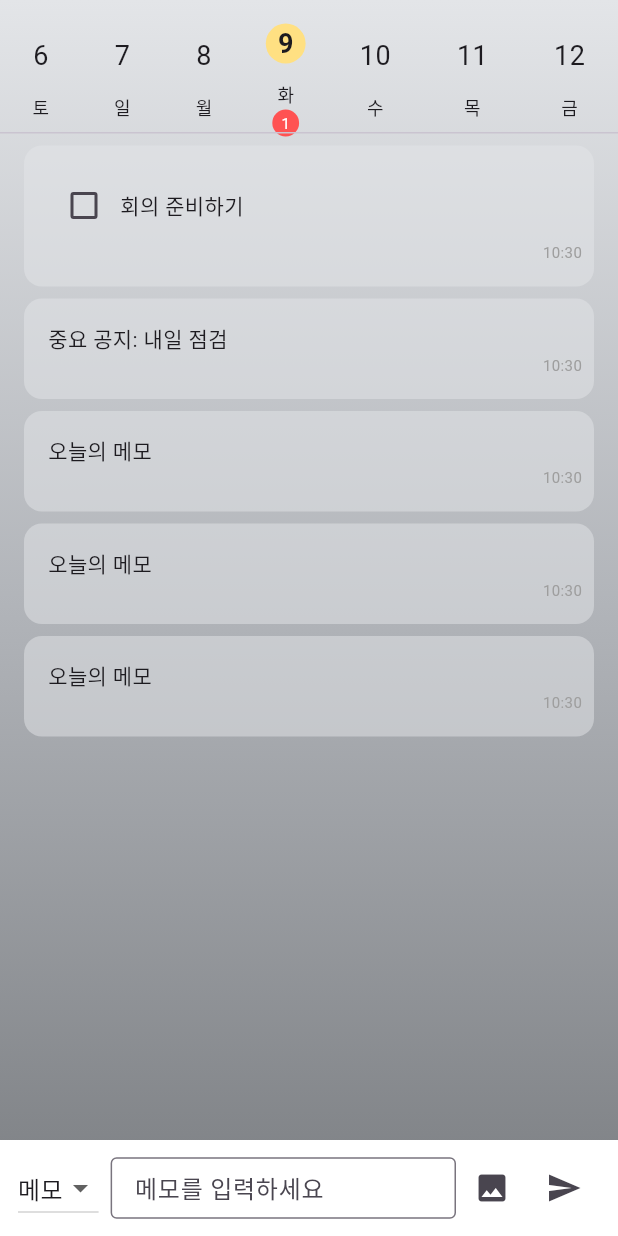
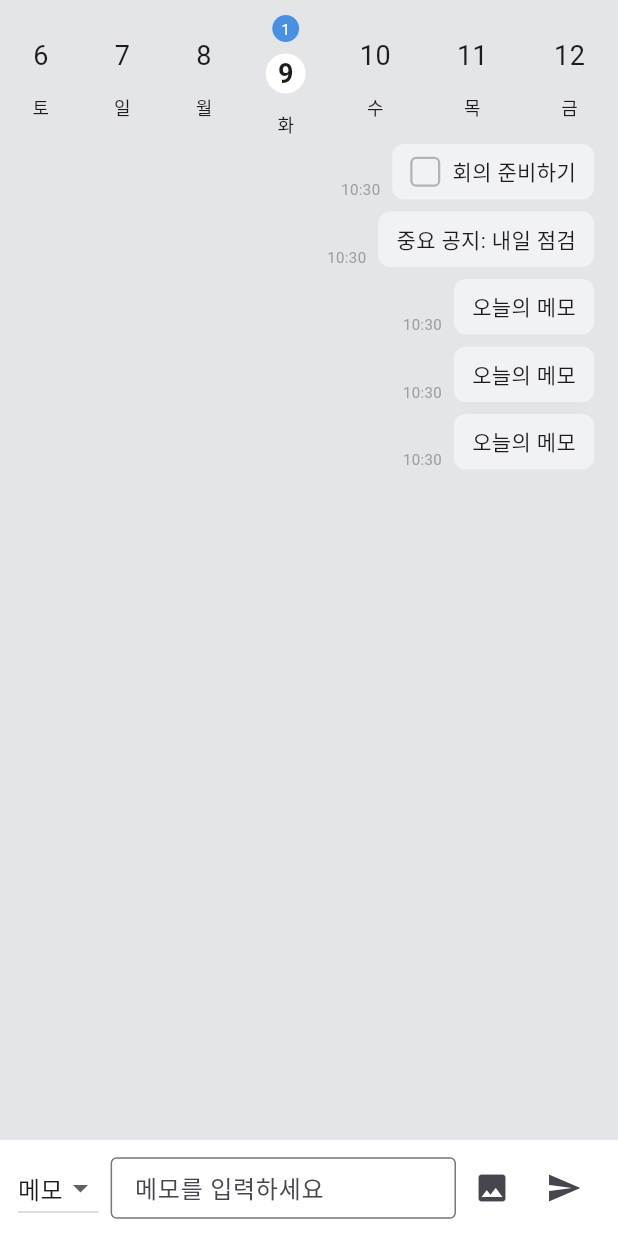
Before and after one commit to seonhannn/daylog_FE, a Flutter app: the screen it shows after launch, on a phone screen of 412 x 824 dp. Run offline on Flutter 3.47's test engine with Material 3 defaults, Android fonts, the phone set to English and light mode, and no system bars; our stand-ins replace flutter_riverpod, freezed_annotation; Roboto replaces fonts that are missing (Pretendard).

Commit message:
feat: custom check box

```diff
--- a/lib/screens/home_screen.dart
+++ b/lib/screens/home_screen.dart
@@ -12,23 +12,13 @@ class HomeScreen extends StatelessWidget {
       extendBodyBehindAppBar: true,
       body: Stack(
         children: [
-          // 회색 그라데이션 배경
-          Container(
-            decoration: const BoxDecoration(
-              gradient: LinearGradient(
-                begin: Alignment.topCenter,
-                end: Alignment.bottomCenter,
-                colors: [Color(0xFFE3E5E8), Color(0xFFB0B3B8), Color(0xFF7A7D81)],
-              ),
-            ),
-          ),
+          Container(decoration: const BoxDecoration(color: Color(0xFFE3E5E8))),
           // 메인 컨텐츠
           SafeArea(
             child: Column(
               children: const [
                 SizedBox(height: 8),
                 DateSelector(),
-                Divider(height: 1),
                 Expanded(child: MemoList()),
                 MemoInput(),
               ],
--- /dev/null
+++ b/lib/widgets/custom_checkbox.dart
@@ -0,0 +1,36 @@
+import 'package:flutter/material.dart';
+
+class CustomCheckbox extends StatelessWidget {
+  final bool value;
+  final void Function(bool?)? onChanged;
+  final double size;
+  final Color activeColor;
+  final Color borderColor;
+
+  const CustomCheckbox({
+    super.key,
+    required this.value,
+    required this.onChanged,
+    this.size = 20,
+    this.activeColor = const Color(0xFF4A90E2),
+    this.borderColor = const Color(0xFFB0B3B8),
+  });
+
+  @override
+  Widget build(BuildContext context) {
+    return GestureDetector(
+      onTap: () => onChanged!(!value),
+      child: AnimatedContainer(
+        duration: const Duration(milliseconds: 100),
+        width: size,
+        height: size,
+        decoration: BoxDecoration(
+          color: value ? activeColor : Colors.transparent,
+          borderRadius: BorderRadius.circular(4),
+          border: Border.all(color: value ? activeColor : borderColor, width: 1.5),
+        ),
+        child: value ? Icon(Icons.check, size: size * 0.7, color: Colors.white) : null,
+      ),
+    );
+  }
+}
--- a/lib/widgets/date_selector.dart
+++ b/lib/widgets/date_selector.dart
@@ -44,10 +44,23 @@ class DateSelector extends ConsumerWidget {
                 child: Column(
                   mainAxisAlignment: MainAxisAlignment.center,
                   children: [
+                    if (todos.isNotEmpty)
+                      Container(
+                        margin: const EdgeInsets.only(top: 2),
+                        padding: const EdgeInsets.symmetric(horizontal: 6, vertical: 2),
+                        decoration: BoxDecoration(
+                          color: Color(0xFF4A90E2),
+                          borderRadius: BorderRadius.circular(10),
+                        ),
+                        child: Text(
+                          '${todos.length}',
+                          style: const TextStyle(color: Colors.white, fontSize: 10),
+                        ),
+                      ),
                     Container(
                       padding: const EdgeInsets.all(8),
                       decoration: BoxDecoration(
-                        color: isSelected ? Colors.amber[200] : Colors.transparent,
+                        color: isSelected ? Colors.white : Colors.transparent,
                         shape: BoxShape.circle,
                       ),
                       child: Text(
@@ -60,19 +73,6 @@ class DateSelector extends ConsumerWidget {
                     ),
                     const SizedBox(height: 4),
                     Text(_weekdayKor(date.weekday), style: const TextStyle(fontSize: 12)),
-                    if (todos.isNotEmpty)
-                      Container(
-                        margin: const EdgeInsets.only(top: 2),
-                        padding: const EdgeInsets.symmetric(horizontal: 6, vertical: 2),
-                        decoration: BoxDecoration(
-                          color: Colors.redAccent,
-                          borderRadius: BorderRadius.circular(10),
-                        ),
-                        child: Text(
-                          '${todos.length}',
-                          style: const TextStyle(color: Colors.white, fontSize: 10),
-                        ),
-                      ),
                   ],
                 ),
               );
--- a/lib/widgets/memo_bubble.dart
+++ b/lib/widgets/memo_bubble.dart
@@ -1,6 +1,7 @@
 import 'dart:ui';
 
 import 'package:flutter/material.dart';
+import 'package:frontend/widgets/custom_checkbox.dart';
 import '../models/memo.dart';
 
 class MemoBubble extends StatelessWidget {
@@ -10,52 +11,40 @@ class MemoBubble extends StatelessWidget {
 
   @override
   Widget build(BuildContext context) {
-    return Align(
-      alignment: Alignment.centerRight,
-      child: Container(
+    return Padding(
+      padding: const EdgeInsets.only(left: 16, right: 16, bottom: 8),
+      child: Row(
+        mainAxisAlignment: MainAxisAlignment.end,
+        crossAxisAlignment: CrossAxisAlignment.end,
+        children: [
+          Text(
+            _formatTime(memo.createdAt),
+            style: const TextStyle(fontSize: 10, color: Colors.grey),
+          ),
+          Container(
             decoration: BoxDecoration(
-          color: Color(0xffe3e5e8).withOpacity(0.5),
-          borderRadius: BorderRadius.circular(12),
-          // border: Border.all(color: Colors.white),
+              color: Colors.white.withOpacity(0.5),
+              borderRadius: BorderRadius.circular(8),
             ),
-        padding: EdgeInsets.fromLTRB(16, 16, 8, 16),
-        margin: const EdgeInsets.only(left: 16, right: 16, bottom: 8),
-        child: Column(
-          crossAxisAlignment: CrossAxisAlignment.start,
+            padding: EdgeInsets.symmetric(vertical: 8, horizontal: 12),
+            margin: const EdgeInsets.only(left: 8),
+            child:
+                memo.type == MemoType.todo
+                    ? Row(
                       children: [
-            if (memo.type == MemoType.todo)
-              Row(
-                children: [
-                  Checkbox(value: memo.isDone ?? false, onChanged: onTodoCheck),
-                  Expanded(
-                    child: Text(
+                        CustomCheckbox(value: memo.isDone ?? false, onChanged: onTodoCheck),
+                        const SizedBox(width: 8),
+                        Text(
                           memo.content,
                           style: TextStyle(
                             decoration: (memo.isDone ?? false) ? TextDecoration.lineThrough : null,
                           ),
                         ),
+                      ],
+                    )
+                    : Text(memo.content),
           ),
         ],
-              )
-            else
-              Text(memo.content),
-            if (memo.imageUrl != null && memo.imageUrl!.isNotEmpty)
-              Padding(
-                padding: const EdgeInsets.only(top: 8.0),
-                child: ClipRRect(
-                  borderRadius: BorderRadius.circular(12),
-                  child: Image.network(memo.imageUrl!, width: 180, height: 180, fit: BoxFit.cover),
-                ),
-              ),
-            Align(
-              alignment: Alignment.bottomRight,
-              child: Text(
-                _formatTime(memo.createdAt),
-                style: const TextStyle(fontSize: 10, color: Colors.grey),
-              ),
-            ),
-          ],
-        ),
       ),
     );
   }
```
Lines whose indentation alone changed are shown as unchanged.
